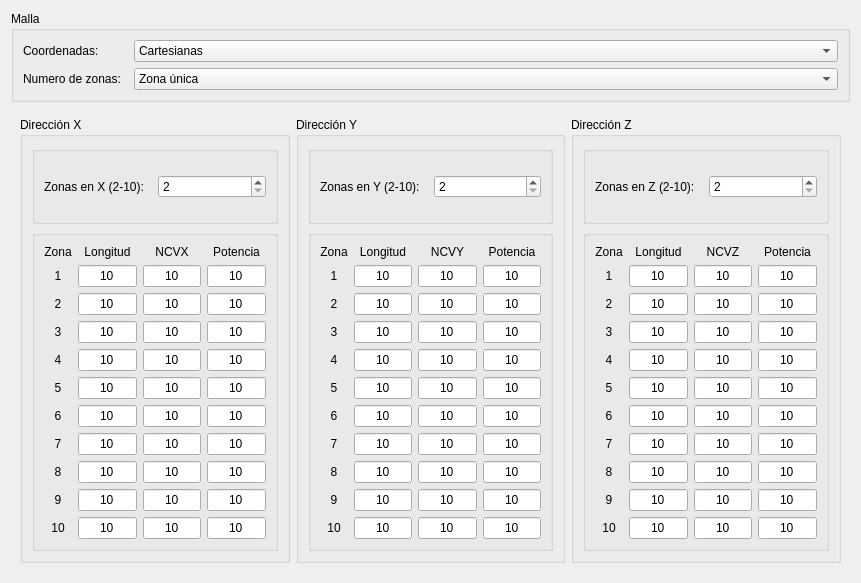
Qt form malla_window/ui/malla_window.ui (luisdavidrodm/PrePRODIC3D) before a commit.
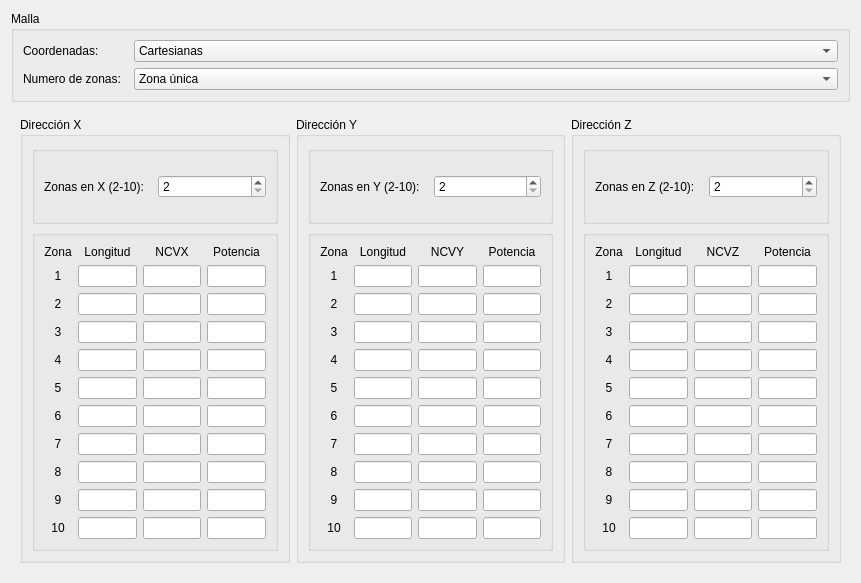
The same form after that commit. The open tabs and pages were chosen to show the change.

Commit message: Avance de inclusion de conexion entre Bordes y Mallas para los tipos de coordenadas y numero de zonas

```diff
--- a/malla_window/ui/malla_window.ui
+++ b/malla_window/ui/malla_window.ui
@@ -378,7 +378,7 @@
                 <bool>true</bool>
                </property>
                <property name="text">
-                <string>10</string>
+                <string/>
                </property>
                <property name="maxLength">
                 <number>32768</number>
@@ -400,7 +400,7 @@
                 <bool>true</bool>
                </property>
                <property name="text">
-                <string>10</string>
+                <string/>
                </property>
                <property name="maxLength">
                 <number>32768</number>
@@ -429,7 +429,7 @@
              <item row="2" column="2">
               <widget class="QLineEdit" name="le_dirx_nvcx_zon2">
                <property name="text">
-                <string>10</string>
+                <string/>
                </property>
                <property name="alignment">
                 <set>Qt::AlignCenter</set>
@@ -439,7 +439,7 @@
              <item row="2" column="3">
               <widget class="QLineEdit" name="le_dirx_poten_zon2">
                <property name="text">
-                <string>10</string>
+                <string/>
                </property>
                <property name="alignment">
                 <set>Qt::AlignCenter</set>
@@ -452,7 +452,7 @@
                 <bool>true</bool>
                </property>
                <property name="text">
-                <string>10</string>
+                <string/>
                </property>
                <property name="maxLength">
                 <number>32768</number>
@@ -484,7 +484,7 @@
                 <bool>true</bool>
                </property>
                <property name="text">
-                <string>10</string>
+                <string/>
                </property>
                <property name="maxLength">
                 <number>32768</number>
@@ -503,7 +503,7 @@
              <item row="2" column="1">
               <widget class="QLineEdit" name="le_dirx_lon_zon2">
                <property name="text">
-                <string>10</string>
+                <string/>
                </property>
                <property name="alignment">
                 <set>Qt::AlignCenter</set>
@@ -516,7 +516,7 @@
                 <bool>true</bool>
                </property>
                <property name="text">
-                <string>10</string>
+                <string/>
                </property>
                <property name="maxLength">
                 <number>32768</number>
@@ -538,7 +538,7 @@
                 <bool>true</bool>
                </property>
                <property name="text">
-                <string>10</string>
+                <string/>
                </property>
                <property name="maxLength">
                 <number>32768</number>
@@ -557,7 +557,7 @@
              <item row="1" column="2">
               <widget class="QLineEdit" name="le_dirx_nvcx_zon1">
                <property name="text">
-                <string>10</string>
+                <string/>
                </property>
                <property name="alignment">
                 <set>Qt::AlignCenter</set>
@@ -590,7 +590,7 @@
                 <bool>true</bool>
                </property>
                <property name="text">
-                <string>10</string>
+                <string/>
                </property>
                <property name="maxLength">
                 <number>32768</number>
@@ -612,7 +612,7 @@
                 <bool>true</bool>
                </property>
                <property name="text">
-                <string>10</string>
+                <string/>
                </property>
                <property name="maxLength">
                 <number>32768</number>
@@ -634,7 +634,7 @@
                 <bool>true</bool>
                </property>
                <property name="text">
-                <string>10</string>
+                <string/>
                </property>
                <property name="maxLength">
                 <number>32768</number>
@@ -656,7 +656,7 @@
                 <bool>true</bool>
                </property>
                <property name="text">
-                <string>10</string>
+                <string/>
                </property>
                <property name="maxLength">
                 <number>32768</number>
@@ -678,7 +678,7 @@
                 <bool>true</bool>
                </property>
                <property name="text">
-                <string>10</string>
+                <string/>
                </property>
                <property name="maxLength">
                 <number>32768</number>
@@ -720,7 +720,7 @@
                 <bool>true</bool>
                </property>
                <property name="text">
-                <string>10</string>
+                <string/>
                </property>
                <property name="maxLength">
                 <number>32768</number>
@@ -742,7 +742,7 @@
                 <bool>true</bool>
                </property>
                <property name="text">
-                <string>10</string>
+                <string/>
                </property>
                <property name="maxLength">
                 <number>32768</number>
@@ -764,7 +764,7 @@
                 <bool>true</bool>
                </property>
                <property name="text">
-                <string>10</string>
+                <string/>
                </property>
                <property name="maxLength">
                 <number>32768</number>
@@ -786,7 +786,7 @@
                 <bool>true</bool>
                </property>
                <property name="text">
-                <string>10</string>
+                <string/>
                </property>
                <property name="maxLength">
                 <number>32768</number>
@@ -808,7 +808,7 @@
                 <bool>true</bool>
                </property>
                <property name="text">
-                <string>10</string>
+                <string/>
                </property>
                <property name="maxLength">
                 <number>32768</number>
@@ -850,7 +850,7 @@
                 <bool>true</bool>
                </property>
                <property name="text">
-                <string>10</string>
+                <string/>
                </property>
                <property name="maxLength">
                 <number>32768</number>
@@ -872,7 +872,7 @@
                 <bool>true</bool>
                </property>
                <property name="text">
-                <string>10</string>
+                <string/>
                </property>
                <property name="maxLength">
                 <number>32768</number>
@@ -891,7 +891,7 @@
              <item row="1" column="1">
               <widget class="QLineEdit" name="le_dirx_lon_zon1">
                <property name="text">
-                <string>10</string>
+                <string/>
                </property>
                <property name="alignment">
                 <set>Qt::AlignCenter</set>
@@ -914,7 +914,7 @@
                 <bool>true</bool>
                </property>
                <property name="text">
-                <string>10</string>
+                <string/>
                </property>
                <property name="maxLength">
                 <number>32768</number>
@@ -946,7 +946,7 @@
                 <bool>true</bool>
                </property>
                <property name="text">
-                <string>10</string>
+                <string/>
                </property>
                <property name="maxLength">
                 <number>32768</number>
@@ -965,7 +965,7 @@
              <item row="1" column="3">
               <widget class="QLineEdit" name="le_dirx_poten_zon1">
                <property name="text">
-                <string>10</string>
+                <string/>
                </property>
                <property name="alignment">
                 <set>Qt::AlignCenter</set>
@@ -978,7 +978,7 @@
                 <bool>true</bool>
                </property>
                <property name="text">
-                <string>10</string>
+                <string/>
                </property>
                <property name="maxLength">
                 <number>32768</number>
@@ -1030,7 +1030,7 @@
                 <bool>true</bool>
                </property>
                <property name="text">
-                <string>10</string>
+                <string/>
                </property>
                <property name="maxLength">
                 <number>32768</number>
@@ -1052,7 +1052,7 @@
                 <bool>true</bool>
                </property>
                <property name="text">
-                <string>10</string>
+                <string/>
                </property>
                <property name="maxLength">
                 <number>32768</number>
@@ -1074,7 +1074,7 @@
                 <bool>true</bool>
                </property>
                <property name="text">
-                <string>10</string>
+                <string/>
                </property>
                <property name="maxLength">
                 <number>32768</number>
@@ -1150,7 +1150,7 @@
                 <bool>true</bool>
                </property>
                <property name="text">
-                <string>10</string>
+                <string/>
                </property>
                <property name="alignment">
                 <set>Qt::AlignCenter</set>
@@ -1163,7 +1163,7 @@
                 <bool>true</bool>
                </property>
                <property name="text">
-                <string>10</string>
+                <string/>
                </property>
                <property name="alignment">
                 <set>Qt::AlignCenter</set>
@@ -1183,7 +1183,7 @@
              <item row="2" column="2">
               <widget class="QLineEdit" name="le_diry_nvcy_zon2">
                <property name="text">
-                <string>10</string>
+                <string/>
                </property>
                <property name="alignment">
                 <set>Qt::AlignCenter</set>
@@ -1193,7 +1193,7 @@
              <item row="2" column="3">
               <widget class="QLineEdit" name="le_diry_poten_zon2">
                <property name="text">
-                <string>10</string>
+                <string/>
                </property>
                <property name="alignment">
                 <set>Qt::AlignCenter</set>
@@ -1206,7 +1206,7 @@
                 <bool>true</bool>
                </property>
                <property name="text">
-                <string>10</string>
+                <string/>
                </property>
                <property name="alignment">
                 <set>Qt::AlignCenter</set>
@@ -1229,7 +1229,7 @@
                 <bool>true</bool>
                </property>
                <property name="text">
-                <string>10</string>
+                <string/>
                </property>
                <property name="alignment">
                 <set>Qt::AlignCenter</set>
@@ -1239,7 +1239,7 @@
              <item row="2" column="1">
               <widget class="QLineEdit" name="le_diry_lon_zon2">
                <property name="text">
-                <string>10</string>
+                <string/>
                </property>
                <property name="alignment">
                 <set>Qt::AlignCenter</set>
@@ -1252,7 +1252,7 @@
                 <bool>true</bool>
                </property>
                <property name="text">
-                <string>10</string>
+                <string/>
                </property>
                <property name="alignment">
                 <set>Qt::AlignCenter</set>
@@ -1265,7 +1265,7 @@
                 <bool>true</bool>
                </property>
                <property name="text">
-                <string>10</string>
+                <string/>
                </property>
                <property name="alignment">
                 <set>Qt::AlignCenter</set>
@@ -1275,7 +1275,7 @@
              <item row="1" column="2">
               <widget class="QLineEdit" name="le_diry_nvcy_zon1">
                <property name="text">
-                <string>10</string>
+                <string/>
                </property>
                <property name="alignment">
                 <set>Qt::AlignCenter</set>
@@ -1308,7 +1308,7 @@
                 <bool>true</bool>
                </property>
                <property name="text">
-                <string>10</string>
+                <string/>
                </property>
                <property name="alignment">
                 <set>Qt::AlignCenter</set>
@@ -1321,7 +1321,7 @@
                 <bool>true</bool>
                </property>
                <property name="text">
-                <string>10</string>
+                <string/>
                </property>
                <property name="alignment">
                 <set>Qt::AlignCenter</set>
@@ -1334,7 +1334,7 @@
                 <bool>true</bool>
                </property>
                <property name="text">
-                <string>10</string>
+                <string/>
                </property>
                <property name="alignment">
                 <set>Qt::AlignCenter</set>
@@ -1347,7 +1347,7 @@
                 <bool>true</bool>
                </property>
                <property name="text">
-                <string>10</string>
+                <string/>
                </property>
                <property name="alignment">
                 <set>Qt::AlignCenter</set>
@@ -1360,7 +1360,7 @@
                 <bool>true</bool>
                </property>
                <property name="text">
-                <string>10</string>
+                <string/>
                </property>
                <property name="alignment">
                 <set>Qt::AlignCenter</set>
@@ -1393,7 +1393,7 @@
                 <bool>true</bool>
                </property>
                <property name="text">
-                <string>10</string>
+                <string/>
                </property>
                <property name="alignment">
                 <set>Qt::AlignCenter</set>
@@ -1406,7 +1406,7 @@
                 <bool>true</bool>
                </property>
                <property name="text">
-                <string>10</string>
+                <string/>
                </property>
                <property name="alignment">
                 <set>Qt::AlignCenter</set>
@@ -1419,7 +1419,7 @@
                 <bool>true</bool>
                </property>
                <property name="text">
-                <string>10</string>
+                <string/>
                </property>
                <property name="alignment">
                 <set>Qt::AlignCenter</set>
@@ -1432,7 +1432,7 @@
                 <bool>true</bool>
                </property>
                <property name="text">
-                <string>10</string>
+                <string/>
                </property>
                <property name="alignment">
                 <set>Qt::AlignCenter</set>
@@ -1445,7 +1445,7 @@
                 <bool>true</bool>
                </property>
                <property name="text">
-                <string>10</string>
+                <string/>
                </property>
                <property name="alignment">
                 <set>Qt::AlignCenter</set>
@@ -1478,7 +1478,7 @@
                 <bool>true</bool>
                </property>
                <property name="text">
-                <string>10</string>
+                <string/>
                </property>
                <property name="alignment">
                 <set>Qt::AlignCenter</set>
@@ -1491,7 +1491,7 @@
                 <bool>true</bool>
                </property>
                <property name="text">
-                <string>10</string>
+                <string/>
                </property>
                <property name="alignment">
                 <set>Qt::AlignCenter</set>
@@ -1501,7 +1501,7 @@
              <item row="1" column="1">
               <widget class="QLineEdit" name="le_diry_lon_zon1">
                <property name="text">
-                <string>10</string>
+                <string/>
                </property>
                <property name="alignment">
                 <set>Qt::AlignCenter</set>
@@ -1524,7 +1524,7 @@
                 <bool>true</bool>
                </property>
                <property name="text">
-                <string>10</string>
+                <string/>
                </property>
                <property name="alignment">
                 <set>Qt::AlignCenter</set>
@@ -1547,7 +1547,7 @@
                 <bool>true</bool>
                </property>
                <property name="text">
-                <string>10</string>
+                <string/>
                </property>
                <property name="alignment">
                 <set>Qt::AlignCenter</set>
@@ -1557,7 +1557,7 @@
              <item row="1" column="3">
               <widget class="QLineEdit" name="le_diry_poten_zon1">
                <property name="text">
-                <string>10</string>
+                <string/>
                </property>
                <property name="alignment">
                 <set>Qt::AlignCenter</set>
@@ -1570,7 +1570,7 @@
                 <bool>true</bool>
                </property>
                <property name="text">
-                <string>10</string>
+                <string/>
                </property>
                <property name="alignment">
                 <set>Qt::AlignCenter</set>
@@ -1613,7 +1613,7 @@
                 <bool>true</bool>
                </property>
                <property name="text">
-                <string>10</string>
+                <string/>
                </property>
                <property name="alignment">
                 <set>Qt::AlignCenter</set>
@@ -1626,7 +1626,7 @@
                 <bool>true</bool>
                </property>
                <property name="text">
-                <string>10</string>
+                <string/>
                </property>
                <property name="alignment">
                 <set>Qt::AlignCenter</set>
@@ -1639,7 +1639,7 @@
                 <bool>true</bool>
                </property>
                <property name="text">
-                <string>10</string>
+                <string/>
                </property>
                <property name="alignment">
                 <set>Qt::AlignCenter</set>
@@ -1706,7 +1706,7 @@
                 <bool>true</bool>
                </property>
                <property name="text">
-                <string>10</string>
+                <string/>
                </property>
                <property name="alignment">
                 <set>Qt::AlignCenter</set>
@@ -1719,7 +1719,7 @@
                 <bool>true</bool>
                </property>
                <property name="text">
-                <string>10</string>
+                <string/>
                </property>
                <property name="alignment">
                 <set>Qt::AlignCenter</set>
@@ -1739,7 +1739,7 @@
              <item row="2" column="2">
               <widget class="QLineEdit" name="le_dirz_nvcz_zon2">
                <property name="text">
-                <string>10</string>
+                <string/>
                </property>
                <property name="alignment">
                 <set>Qt::AlignCenter</set>
@@ -1749,7 +1749,7 @@
              <item row="2" column="3">
               <widget class="QLineEdit" name="le_dirz_poten_zon2">
                <property name="text">
-                <string>10</string>
+                <string/>
                </property>
                <property name="alignment">
                 <set>Qt::AlignCenter</set>
@@ -1762,7 +1762,7 @@
                 <bool>true</bool>
                </property>
                <property name="text">
-                <string>10</string>
+                <string/>
                </property>
                <property name="alignment">
                 <set>Qt::AlignCenter</set>
@@ -1785,7 +1785,7 @@
                 <bool>true</bool>
                </property>
                <property name="text">
-                <string>10</string>
+                <string/>
                </property>
                <property name="alignment">
                 <set>Qt::AlignCenter</set>
@@ -1795,7 +1795,7 @@
              <item row="2" column="1">
               <widget class="QLineEdit" name="le_dirz_lon_zon2">
                <property name="text">
-                <string>10</string>
+                <string/>
                </property>
                <property name="alignment">
                 <set>Qt::AlignCenter</set>
@@ -1808,7 +1808,7 @@
                 <bool>true</bool>
                </property>
                <property name="text">
-                <string>10</string>
+                <string/>
                </property>
                <property name="alignment">
                 <set>Qt::AlignCenter</set>
@@ -1821,7 +1821,7 @@
                 <bool>true</bool>
                </property>
                <property name="text">
-                <string>10</string>
+                <string/>
                </property>
                <property name="alignment">
                 <set>Qt::AlignCenter</set>
@@ -1831,7 +1831,7 @@
              <item row="1" column="2">
               <widget class="QLineEdit" name="le_dirz_nvcz_zon1">
                <property name="text">
-                <string>10</string>
+                <string/>
                </property>
                <property name="alignment">
                 <set>Qt::AlignCenter</set>
@@ -1864,7 +1864,7 @@
                 <bool>true</bool>
                </property>
                <property name="text">
-                <string>10</string>
+                <string/>
                </property>
                <property name="alignment">
                 <set>Qt::AlignCenter</set>
@@ -1877,7 +1877,7 @@
                 <bool>true</bool>
                </property>
                <property name="text">
-                <string>10</string>
+                <string/>
                </property>
                <property name="alignment">
                 <set>Qt::AlignCenter</set>
@@ -1890,7 +1890,7 @@
                 <bool>true</bool>
                </property>
                <property name="text">
-                <string>10</string>
+                <string/>
                </property>
                <property name="alignment">
                 <set>Qt::AlignCenter</set>
@@ -1903,7 +1903,7 @@
                 <bool>true</bool>
                </property>
                <property name="text">
-                <string>10</string>
+                <string/>
                </property>
                <property name="alignment">
                 <set>Qt::AlignCenter</set>
@@ -1916,7 +1916,7 @@
                 <bool>true</bool>
                </property>
                <property name="text">
-                <string>10</string>
+                <string/>
                </property>
                <property name="alignment">
                 <set>Qt::AlignCenter</set>
@@ -1949,7 +1949,7 @@
                 <bool>true</bool>
                </property>
                <property name="text">
-                <string>10</string>
+                <string/>
                </property>
                <property name="alignment">
                 <set>Qt::AlignCenter</set>
@@ -1962,7 +1962,7 @@
                 <bool>true</bool>
                </property>
                <property name="text">
-                <string>10</string>
+                <string/>
                </property>
                <property name="alignment">
                 <set>Qt::AlignCenter</set>
@@ -1975,7 +1975,7 @@
                 <bool>true</bool>
                </property>
                <property name="text">
-                <string>10</string>
+                <string/>
                </property>
                <property name="alignment">
                 <set>Qt::AlignCenter</set>
@@ -1988,7 +1988,7 @@
                 <bool>true</bool>
                </property>
                <property name="text">
-                <string>10</string>
+                <string/>
                </property>
                <property name="alignment">
                 <set>Qt::AlignCenter</set>
@@ -2001,7 +2001,7 @@
                 <bool>true</bool>
                </property>
                <property name="text">
-                <string>10</string>
+                <string/>
                </property>
                <property name="alignment">
                 <set>Qt::AlignCenter</set>
@@ -2034,7 +2034,7 @@
                 <bool>true</bool>
                </property>
                <property name="text">
-                <string>10</string>
+                <string/>
                </property>
                <property name="alignment">
                 <set>Qt::AlignCenter</set>
@@ -2047,7 +2047,7 @@
                 <bool>true</bool>
                </property>
                <property name="text">
-                <string>10</string>
+                <string/>
                </property>
                <property name="alignment">
                 <set>Qt::AlignCenter</set>
@@ -2057,7 +2057,7 @@
              <item row="1" column="1">
               <widget class="QLineEdit" name="le_dirz_lon_zon1">
                <property name="text">
-                <string>10</string>
+                <string/>
                </property>
                <property name="alignment">
                 <set>Qt::AlignCenter</set>
@@ -2080,7 +2080,7 @@
                 <bool>true</bool>
                </property>
                <property name="text">
-                <string>10</string>
+                <string/>
                </property>
                <property name="alignment">
                 <set>Qt::AlignCenter</set>
@@ -2103,7 +2103,7 @@
                 <bool>true</bool>
                </property>
                <property name="text">
-                <string>10</string>
+                <string/>
                </property>
                <property name="alignment">
                 <set>Qt::AlignCenter</set>
@@ -2113,7 +2113,7 @@
              <item row="1" column="3">
               <widget class="QLineEdit" name="le_dirz_poten_zon1">
                <property name="text">
-                <string>10</string>
+                <string/>
                </property>
                <property name="alignment">
                 <set>Qt::AlignCenter</set>
@@ -2126,7 +2126,7 @@
                 <bool>true</bool>
                </property>
                <property name="text">
-                <string>10</string>
+                <string/>
                </property>
                <property name="alignment">
                 <set>Qt::AlignCenter</set>
@@ -2169,7 +2169,7 @@
                 <bool>true</bool>
                </property>
                <property name="text">
-                <string>10</string>
+                <string/>
                </property>
                <property name="alignment">
                 <set>Qt::AlignCenter</set>
@@ -2182,7 +2182,7 @@
                 <bool>true</bool>
                </property>
                <property name="text">
-                <string>10</string>
+                <string/>
                </property>
                <property name="alignment">
                 <set>Qt::AlignCenter</set>
@@ -2195,7 +2195,7 @@
                 <bool>true</bool>
                </property>
                <property name="text">
-                <string>10</string>
+                <string/>
                </property>
                <property name="alignment">
                 <set>Qt::AlignCenter</set>
```
Left out of the diff: 180 changed lines with no effect on the pictures. The commit also changes 3 other files.
